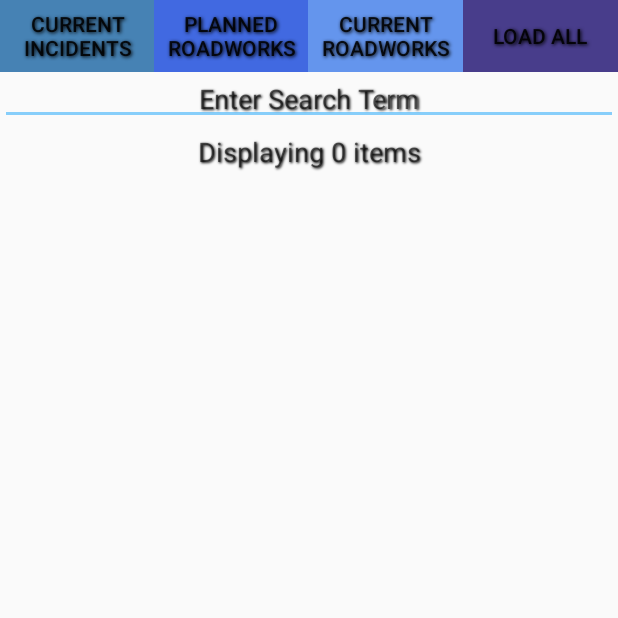
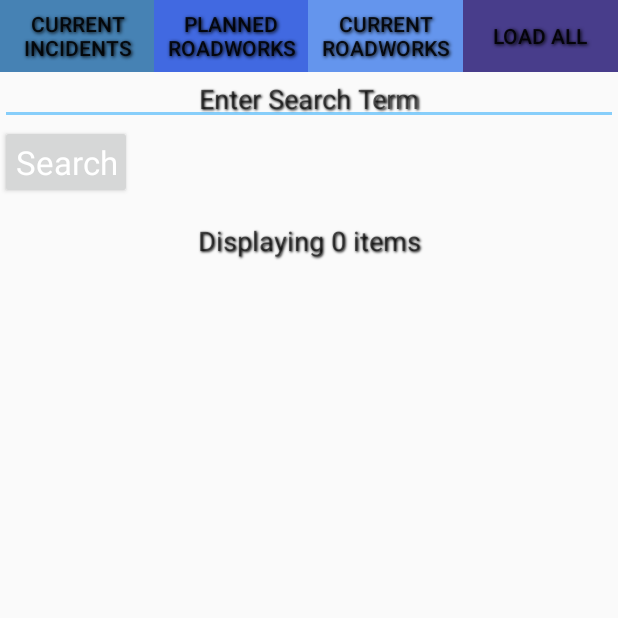
Before and after one commit to castortroy05/Lockhart_Antony_S2040920, an Android app: the screen it shows after launch (NetworkActions), after a tap on "LOAD ALL ITEMS", on a phone screen of 412 x 824 dp, the top half of it. Run offline under Robolectric (Android 15) with nearby library versions, the phone set to English and light mode, and no system bars; network calls fail.

Commit message:
search and buttons

```diff
--- a/app/src/main/java/org/me/gcu/lockhart_antony_s2040920/MainActivity.java
+++ b/app/src/main/java/org/me/gcu/lockhart_antony_s2040920/MainActivity.java
@@ -38,11 +38,11 @@ public class MainActivity extends AppCompatActivity implements OnClickListener
         incidentButton.setOnClickListener(this::readIncidents);
         plannedButton.setOnClickListener(this::readPlanned);
         currentButton.setOnClickListener(this::readCurrent);
-        allButton.setOnClickListener(this::readall);
+        allButton.setOnClickListener(this::readAllFeeds);
 
     }
 
-    private void readall(View v) {
+    private void readAllFeeds(View v) {
         String urlSource = "all";
         Intent intent = new Intent (this, NetworkActions.class);
         intent.putExtra(EXTRA_FEED, urlSource);
--- a/app/src/main/res/layout/activity_results.xml
+++ b/app/src/main/res/layout/activity_results.xml
@@ -26,9 +26,28 @@
             android:shadowDy="1.2"
             android:hint="Enter Search Term"
             android:autofillHints=""
+            android:layout_weight="0.5"
 
             tools:ignore="TextFields">
         </EditText>
+
+
+<!-- create a search button -->
+        <Button
+            android:id="@+id/searchButton"
+            android:layout_width="wrap_content"
+            android:layout_height="wrap_content"
+            android:layout_alignParentBottom="true"
+            android:layout_alignParentRight="true"
+            android:layout_marginBottom="10dp"
+            android:layout_marginRight="10dp"
+            android:text="Search"
+            android:textAppearance="?android:attr/textAppearanceLarge"
+            android:textColor="@color/white"
+            android:padding="10dp"
+            android:layout_weight="0.5"
+            android:onClick="searchItems" />
+
         <TextView
             android:gravity="center"
             android:id="@+id/itemCount"
@@ -77,6 +96,7 @@
             android:shadowRadius="2.5"
             android:text="Current incidents"
             android:layout_weight="1"
+            android:onClick="readIncidents"
             tools:ignore="ButtonStyle,HardcodedText" />
 
 
@@ -94,6 +114,7 @@
             android:shadowRadius="2.5"
             android:text="Planned roadworks"
             android:layout_weight="1"
+            android:onClick="readPlanned"
             tools:ignore="ButtonStyle,HardcodedText" />
 
         <Button
@@ -109,6 +130,7 @@
             android:shadowRadius="2.5"
             android:layout_weight="1"
             android:text="Current roadworks"
+            android:onClick="readCurrent"
             tools:ignore="ButtonStyle,HardcodedText" />
 
         <Button
@@ -124,6 +146,7 @@
             android:shadowRadius="2.5"
             android:layout_weight="1"
             android:text="Load All"
+            android:onClick="readAllFeeds"
             tools:ignore="ButtonStyle,HardcodedText" />
 
 
```
Also changed, not shown: app/src/main/java/org/me/gcu/lockhart_antony_s2040920/NetworkActions.java (+70 -10 lines).
